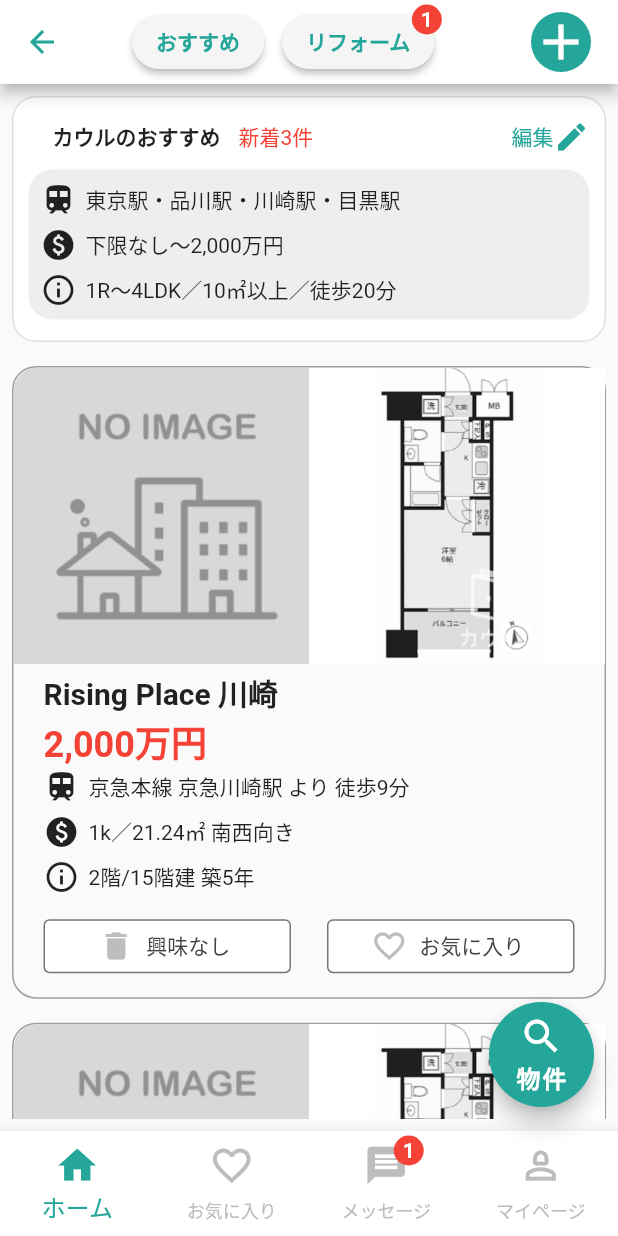
After one commit to myzw1030/flutter_tutorial, a Flutter app: the screen it shows after launch, after a tap on "Tutorial2.2", on a phone screen of 412 x 824 dp. The commit adds this screen. Run offline on Flutter 3.47's test engine with Material 2 defaults, Android fonts, the phone set to English and light mode, and no system bars.

Commit message:
Tutorial2.2 - 次はFlutter製アプリの画面模写をしてみよう。

```diff
--- a/lib/index_page.dart
+++ b/lib/index_page.dart
@@ -1,31 +1,24 @@
 import 'package:flutter/material.dart';
 import 'package:flutter_tutorial/building/building_layout_page.dart';
+import 'package:flutter_tutorial/residence/residence_page.dart';
 
 class IndexPage extends StatelessWidget {
   const IndexPage({super.key});
 
   @override
   Widget build(BuildContext context) {
-    return Scaffold(
+    return const Scaffold(
       body: Center(
         child: Column(
           mainAxisAlignment: MainAxisAlignment.center,
           children: [
-            ElevatedButton(
-              onPressed: () {
-                Navigator.push(
-                  context,
-                  MaterialPageRoute(
-                    builder: (context) => BuildingLayoutPage(),
-                  ),
-                );
-              },
-              style: ElevatedButton.styleFrom(
-                shape: const StadiumBorder(),
-              ),
-              child: const Text(
-                'Tutorial1',
-              ),
+            PageButton(
+              text: 'Tutorial1',
+              widget: BuildingLayoutPage(),
+            ),
+            PageButton(
+              text: 'Tutorial2.2',
+              widget: ResidencePage(),
             ),
           ],
         ),
@@ -33,3 +26,30 @@ class IndexPage extends StatelessWidget {
     );
   }
 }
+
+// 各チュートリアルのページ遷移ボタン
+class PageButton extends StatelessWidget {
+  const PageButton({
+    required this.text,
+    required this.widget,
+    super.key,
+  });
+
+  final Widget widget;
+  final String text;
+
+  @override
+  Widget build(BuildContext context) {
+    return ElevatedButton(
+      onPressed: () {
+        Navigator.push(
+          context,
+          MaterialPageRoute(
+            builder: (context) => widget,
+          ),
+        );
+      },
+      child: Text(text),
+    );
+  }
+}
--- a/lib/main.dart
+++ b/lib/main.dart
@@ -10,8 +10,12 @@ class MyApp extends StatelessWidget {
 
   @override
   Widget build(BuildContext context) {
-    return const MaterialApp(
-      home: IndexPage(),
+    return MaterialApp(
+      theme: ThemeData(
+        colorScheme: ColorScheme.fromSeed(seedColor: Colors.deepPurple),
+        useMaterial3: true,
+      ),
+      home: const IndexPage(),
     );
   }
 }
--- /dev/null
+++ b/lib/residence/item_property_info/item_property_info.dart
@@ -0,0 +1,176 @@
+import 'package:flutter/material.dart';
+
+class ItemPropertyInfo extends StatelessWidget {
+  const ItemPropertyInfo({super.key});
+
+  @override
+  Widget build(BuildContext context) {
+    return SliverList(
+      delegate: SliverChildBuilderDelegate(
+        (BuildContext context, int index) {
+          return Container(
+            margin: const EdgeInsets.only(
+              bottom: 16,
+            ),
+            decoration: BoxDecoration(
+              borderRadius: BorderRadius.circular(16),
+              border: Border.all(
+                color: Colors.grey,
+              ),
+            ),
+            child: SizedBox(
+              width: double.infinity,
+              child: Column(
+                crossAxisAlignment: CrossAxisAlignment.start,
+                children: [
+                  Row(
+                    children: [
+                      Expanded(
+                        child: ClipRRect(
+                          borderRadius: const BorderRadius.only(
+                            topLeft: Radius.circular(16),
+                            topRight: Radius.zero,
+                          ),
+                          child: Image.asset(
+                            'assets/residence_no_image.png',
+                            width: double.infinity,
+                            fit: BoxFit.cover,
+                          ),
+                        ),
+                      ),
+                      Expanded(
+                        child: Image.asset(
+                          'assets/residence_property_image.png',
+                          width: double.infinity,
+                          fit: BoxFit.cover,
+                        ),
+                      ),
+                    ],
+                  ),
+                  Padding(
+                    padding: const EdgeInsets.only(
+                      top: 4,
+                      left: 20,
+                      right: 20,
+                      bottom: 10,
+                    ),
+                    child: Column(
+                      crossAxisAlignment: CrossAxisAlignment.start,
+                      children: [
+                        const Text(
+                          'Rising Place 川崎',
+                          style: TextStyle(
+                            fontWeight: FontWeight.bold,
+                            fontSize: 20,
+                          ),
+                        ),
+                        const Text(
+                          '2,000万円',
+                          style: TextStyle(
+                            fontWeight: FontWeight.bold,
+                            color: Colors.red,
+                            fontSize: 24,
+                          ),
+                        ),
+                        const Column(
+                          children: [
+                            Row(
+                              children: [
+                                Icon(
+                                  Icons.train,
+                                ),
+                                SizedBox(width: 6),
+                                Text('京急本線 京急川崎駅 より 徒歩9分'),
+                              ],
+                            ),
+                            SizedBox(height: 6),
+                            Row(
+                              children: [
+                                Icon(
+                                  Icons.paid,
+                                ),
+                                SizedBox(width: 6),
+                                Text('1k／21.24㎡ 南西向き'),
+                              ],
+                            ),
+                            SizedBox(height: 6),
+                            Row(
+                              children: [
+                                Icon(
+                                  Icons.info_outline,
+                                ),
+                                SizedBox(width: 6),
+                                Text('2階/15階建 築5年'),
+                              ],
+                            ),
+                          ],
+                        ),
+                        const SizedBox(height: 10),
+                        Row(
+                          children: [
+                            Expanded(
+                              child: ElevatedButton.icon(
+                                onPressed: () {},
+                                icon: Icon(
+                                  Icons.delete,
+                                  color: Colors.grey.shade400,
+                                ),
+                                label: Text(
+                                  '興味なし',
+                                  style: TextStyle(
+                                    color: Colors.grey.shade800,
+                                  ),
+                                ),
+                                style: ElevatedButton.styleFrom(
+                                  backgroundColor: Colors.white,
+                                  elevation: 0,
+                                  shape: RoundedRectangleBorder(
+                                    borderRadius: BorderRadius.circular(4),
+                                    side: BorderSide(
+                                      color: Colors.grey.shade600,
+                                    ),
+                                  ),
+                                ),
+                              ),
+                            ),
+                            const SizedBox(width: 24),
+                            Expanded(
+                              child: ElevatedButton.icon(
+                                onPressed: () {},
+                                icon: Icon(
+                                  Icons.favorite_border,
+                                  color: Colors.grey.shade400,
+                                ),
+                                label: Text(
+                                  'お気に入り',
+                                  style: TextStyle(
+                                    color: Colors.grey.shade800,
+                                  ),
+                                ),
+                                style: ElevatedButton.styleFrom(
+                                  backgroundColor: Colors.white,
+                                  elevation: 0,
+                                  shape: RoundedRectangleBorder(
+                                    borderRadius: BorderRadius.circular(4),
+                                    side: BorderSide(
+                                      color: Colors.grey.shade600,
+                                    ),
+                                  ),
+                                ),
+                              ),
+                            ),
+                          ],
+                        ),
+                      ],
+                    ),
+                  ),
+                ],
+              ),
+            ),
+          );
+        },
+        childCount: 10,
+      ),
+    );
+  }
+}
--- /dev/null
+++ b/lib/residence/item_recommend/item_recommend.dart
@@ -0,0 +1,110 @@
+import 'package:flutter/material.dart';
+
+class ItemRecommend extends StatelessWidget {
+  const ItemRecommend({super.key});
+
+  @override
+  Widget build(BuildContext context) {
+    return SliverToBoxAdapter(
+      child: Container(
+        padding: const EdgeInsets.symmetric(vertical: 14, horizontal: 10),
+        decoration: BoxDecoration(
+          border: Border.all(
+            color: Colors.grey.shade300,
+          ),
+          color: Colors.white,
+          borderRadius: BorderRadius.circular(16),
+        ),
+        child: Column(
+          children: [
+            Row(
+              mainAxisAlignment: MainAxisAlignment.spaceBetween,
+              children: [
+                const Padding(
+                  padding: EdgeInsets.only(left: 16),
+                  child: Row(
+                    children: [
+                      Text(
+                        'カウルのおすすめ',
+                        style: TextStyle(
+                          fontWeight: FontWeight.bold,
+                        ),
+                      ),
+                      SizedBox(width: 12),
+                      Text(
+                        '新着3件',
+                        style: TextStyle(
+                          color: Colors.red,
+                        ),
+                      ),
+                    ],
+                  ),
+                ),
+                Row(
+                  children: [
+                    const Text(
+                      '編集',
+                      style: TextStyle(
+                        color: Color(0xFF25A69A),
+                      ),
+                    ),
+                    IconButton(
+                      padding: EdgeInsets.zero,
+                      constraints: const BoxConstraints(),
+                      onPressed: () {},
+                      icon: const Icon(
+                        Icons.edit,
+                        color: Color(0xFF25A69A),
+                      ),
+                    ),
+                  ],
+                )
+              ],
+            ),
+            const SizedBox(height: 10),
+            Container(
+              decoration: BoxDecoration(
+                borderRadius: BorderRadius.circular(16),
+                color: Colors.grey.shade200,
+              ),
+              padding: const EdgeInsets.all(8),
+              child: const Column(
+                children: [
+                  Row(
+                    children: [
+                      Icon(
+                        Icons.train,
+                      ),
+                      SizedBox(width: 6),
+                      Text('東京駅・品川駅・川崎駅・目黒駅'),
+                    ],
+                  ),
+                  SizedBox(height: 6),
+                  Row(
+                    children: [
+                      Icon(
+                        Icons.paid,
+                      ),
+                      SizedBox(width: 6),
+                      Text('下限なし〜2,000万円'),
+                    ],
+                  ),
+                  SizedBox(height: 6),
+                  Row(
+                    children: [
+                      Icon(
+                        Icons.info_outline,
+                      ),
+                      SizedBox(width: 6),
+                      Text('1R〜4LDK／10㎡以上／徒歩20分'),
+                    ],
+                  ),
+                ],
+              ),
+            )
+          ],
+        ),
+      ),
+    );
+  }
+}
--- /dev/null
+++ b/lib/residence/residence_page.dart
@@ -0,0 +1,193 @@
+import 'package:flutter/material.dart';
+import 'package:flutter_tutorial/residence/item_property_info/item_property_info.dart';
+import 'package:flutter_tutorial/residence/item_recommend/item_recommend.dart';
+
+class ResidencePage extends StatelessWidget {
+  const ResidencePage({super.key});
+
+  final int _selectedIndex = 0;
+
+  @override
+  Widget build(BuildContext context) {
+    return Theme(
+      data: ThemeData(
+        appBarTheme: const AppBarTheme(
+          color: Colors.white,
+        ),
+      ),
+      child: Scaffold(
+        appBar: AppBar(
+          iconTheme: const IconThemeData(
+            color: Color(0xFF25A69A),
+          ),
+          actions: [
+            Container(
+              padding: const EdgeInsets.all(8),
+              width: MediaQuery.of(context).size.width - 80,
+              // height: 40,
+              child: Row(
+                mainAxisAlignment: MainAxisAlignment.spaceBetween,
+                children: [
+                  Row(
+                    children: [
+                      ElevatedButton(
+                        style: ElevatedButton.styleFrom(
+                          backgroundColor: Colors.grey.shade100,
+                          foregroundColor: const Color(0xFF25A69A),
+                          shape: const StadiumBorder(),
+                        ),
+                        onPressed: () {},
+                        child: const Text(
+                          'おすすめ',
+                          style: TextStyle(
+                            fontWeight: FontWeight.bold,
+                          ),
+                        ),
+                      ),
+                      const SizedBox(width: 12),
+                      Stack(
+                        clipBehavior: Clip.none,
+                        children: [
+                          ElevatedButton(
+                            style: ElevatedButton.styleFrom(
+                              backgroundColor: Colors.grey.shade100,
+                              foregroundColor: const Color(0xFF25A69A),
+                              shape: const StadiumBorder(),
+                            ),
+                            onPressed: () {},
+                            child: const Text(
+                              'リフォーム',
+                              style: TextStyle(
+                                fontWeight: FontWeight.bold,
+                              ),
+                            ),
+                          ),
+                          const Positioned(
+                            top: -5,
+                            right: -5,
+                            child: CircleAvatar(
+                              radius: 10,
+                              backgroundColor: Colors.red,
+                              foregroundColor: Colors.white,
+                              child: Text(
+                                '1',
+                                style: TextStyle(
+                                  fontWeight: FontWeight.bold,
+                                  fontSize: 14,
+                                ),
+                              ),
+                            ),
+                          ),
+                        ],
+                      ),
+                    ],
+                  ),
+                  GestureDetector(
+                    onTap: () {},
+                    child: const CircleAvatar(
+                      radius: 30,
+                      backgroundColor: Color(0xFF25A69A),
+                      foregroundColor: Colors.white,
+                      child: Icon(
+                        Icons.add,
+                        color: Colors.white,
+                        size: 40,
+                      ),
+                    ),
+                  ),
+                ],
+              ),
+            ),
+          ],
+        ),
+        body: const Padding(
+          padding: EdgeInsets.all(8),
+          child: CustomScrollView(
+            slivers: [
+              ItemRecommend(),
+              SliverToBoxAdapter(
+                child: SizedBox(height: 16),
+              ),
+              ItemPropertyInfo(),
+            ],
+          ),
+        ),
+        floatingActionButton: SizedBox(
+          width: 70,
+          height: 70,
+          child: FloatingActionButton(
+            onPressed: () {},
+            backgroundColor: const Color(0xFF25A69A),
+            child: const Column(
+              mainAxisAlignment: MainAxisAlignment.center,
+              children: [
+                Icon(
+                  Icons.search,
+                  size: 30,
+                ),
+                Text(
+                  '物件',
+                  style: TextStyle(
+                    color: Colors.white,
+                    fontWeight: FontWeight.bold,
+                    fontSize: 16,
+                  ),
+                ),
+              ],
+            ),
+          ),
+        ),
+        bottomNavigationBar: BottomNavigationBar(
+          selectedItemColor: const Color(0xFF25A69A),
+          unselectedItemColor: Colors.grey.shade400,
+          backgroundColor: Colors.white,
+          iconSize: 30,
+          selectedFontSize: 16,
+          items: const <BottomNavigationBarItem>[
+            BottomNavigationBarItem(
+              icon: Icon(Icons.home),
+              label: 'ホーム',
+            ),
+            BottomNavigationBarItem(
+              icon: Icon(Icons.favorite_border),
+              label: 'お気に入り',
+            ),
+            BottomNavigationBarItem(
+              icon: Stack(
+                clipBehavior: Clip.none,
+                children: [
+                  Icon(
+                    Icons.message,
+                  ),
+                  Positioned(
+                    top: -5,
+                    right: -10,
+                    child: CircleAvatar(
+                      radius: 10,
+                      backgroundColor: Colors.red,
+                      foregroundColor: Colors.white,
+                      child: Text(
+                        '1',
+                        style: TextStyle(
+                          fontWeight: FontWeight.bold,
+                          fontSize: 14,
+                        ),
+                      ),
+                    ),
+                  ),
+                ],
+              ),
+              label: 'メッセージ',
+            ),
+            BottomNavigationBarItem(
+              icon: Icon(Icons.person_2_outlined),
+              label: 'マイページ',
+            ),
+          ],
+          type: BottomNavigationBarType.fixed,
+          currentIndex: _selectedIndex,
+        ),
+      ),
+    );
+  }
+}
--- a/pubspec.yaml
+++ b/pubspec.yaml
@@ -61,6 +61,7 @@ flutter:
   # To add assets to your application, add an assets section, like this:
   assets:
     - images/
+    - assets/
   #   - images/a_dot_ham.jpeg
 
   # An image asset can refer to one or more resolution-specific "variants", see
```
Also changed, not shown: assets/residence_no_image.png (added), assets/residence_property_image.png (added).
